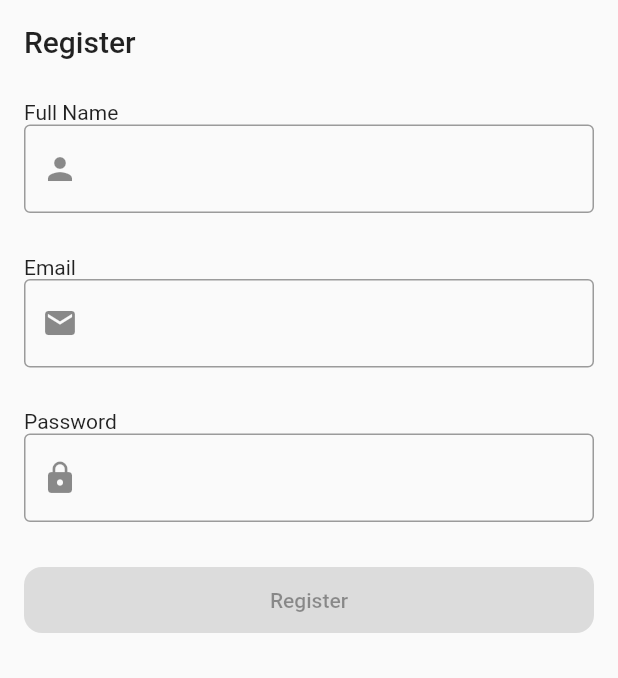
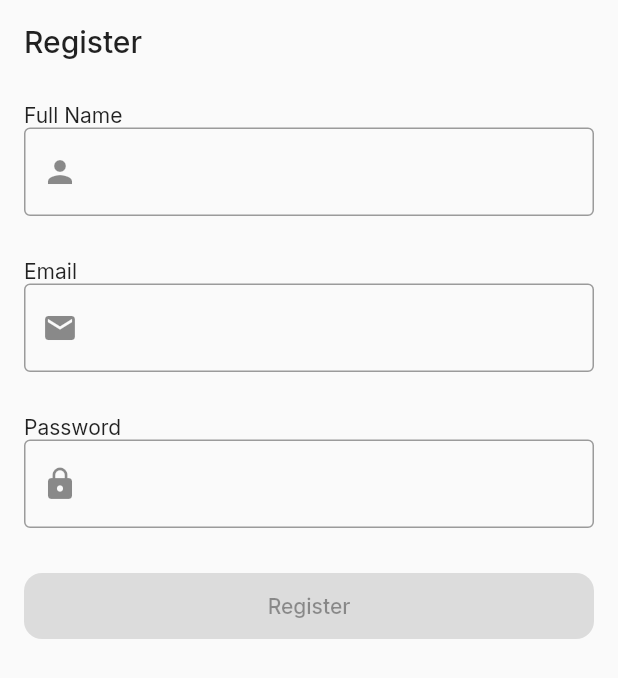
Before and after one commit to LittleFireflies/test_maimaid, a Flutter app: the screen it shows after launch, on a phone screen of 412 x 824 dp. Shown: the top 678 px of the screen. Run offline on Flutter 3.47's test engine with Material 2 defaults, Android fonts, the phone set to English and light mode, and no system bars; our stand-ins replace equatable, flutter_bloc, formz, google_fonts, hive, hive_flutter; accounts and stored records are empty.

```diff
--- a/lib/main.dart
+++ b/lib/main.dart
@@ -1,5 +1,6 @@
 import 'package:flutter/material.dart';
 import 'package:flutter_bloc/flutter_bloc.dart';
+import 'package:google_fonts/google_fonts.dart';
 import 'package:hive_flutter/hive_flutter.dart';
 import 'package:test_maimaid/data/local_storage/local_data_source.dart';
 import 'package:test_maimaid/data/models/user_model.dart';
@@ -34,6 +35,7 @@ class MyApp extends StatelessWidget {
         title: 'Flutter Demo',
         theme: ThemeData(
           primarySwatch: Colors.blue,
+          textTheme: GoogleFonts.interTextTheme(),
         ),
         home: RegisterPage(),
       ),
--- a/pubspec.yaml
+++ b/pubspec.yaml
@@ -38,6 +38,7 @@ dependencies:
   hive_flutter: ^1.1.0
   flutter_bloc: ^8.0.1
   formz: ^0.4.1
+  google_fonts: ^2.3.1
 
 dev_dependencies:
   flutter_test:
```
Also changed, not shown: pubspec.lock.
